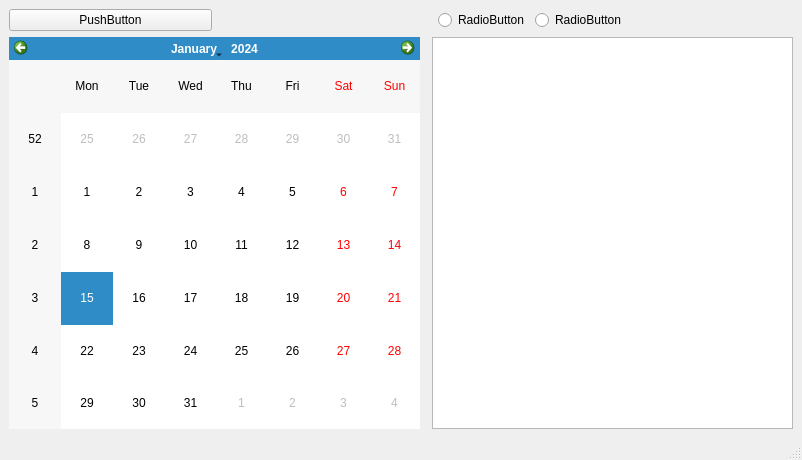
The window that mainwindow.ui (ValikSilchenko/CorpCalendar) describes before a commit, drawn with Qt 5.
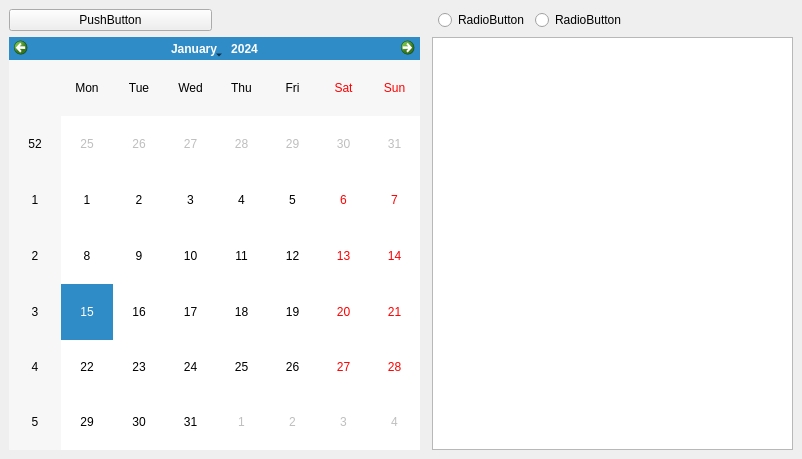
The same window after the commit.

```diff
--- a/mainwindow.ui
+++ b/mainwindow.ui
@@ -7,7 +7,7 @@
     <x>0</x>
     <y>0</y>
     <width>802</width>
-    <height>460</height>
+    <height>459</height>
    </rect>
   </property>
   <property name="windowTitle">
@@ -117,7 +117,6 @@
     </rect>
    </property>
   </widget>
-  <widget class="QStatusBar" name="statusbar"/>
  </widget>
  <resources/>
  <connections/>
```
